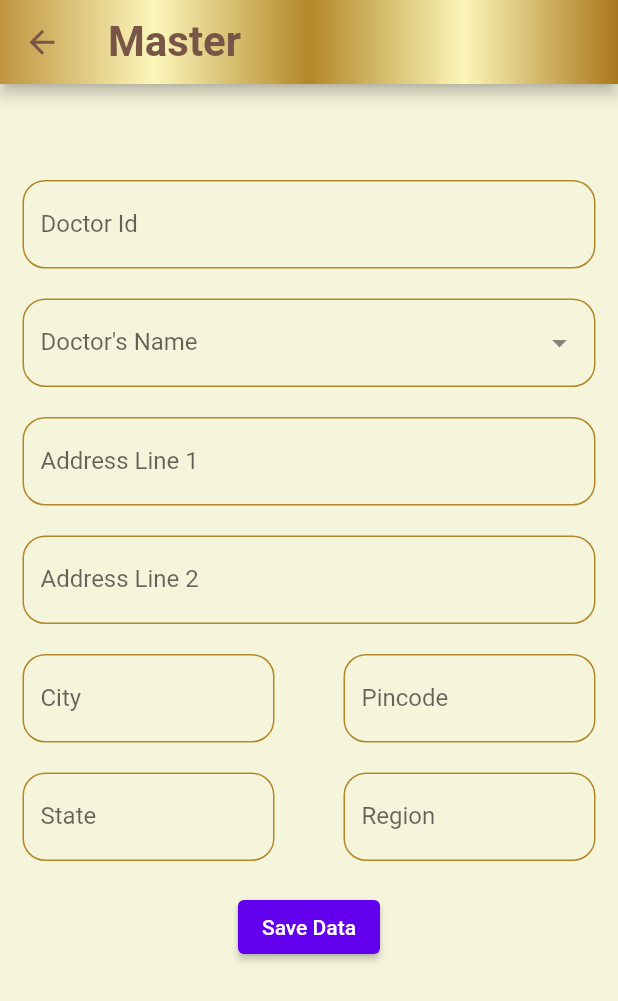
After one commit to shivam-hub/mr-app, a Flutter app: the MasterScreen screen opened directly, on a phone screen of 412 x 824 dp. The commit adds this screen. Shown: the top 1001 px of the screen. Run offline on Flutter 3.47's test engine with Material 2 defaults, Android fonts, the phone set to English and light mode, and no system bars; drawn by our look-alikes of dropdown_textfield; our stand-ins replace bloc, date_time_picker, equatable, flutter_bloc.

Commit message:
added basic layout of master and plan visit screen

```diff
--- a/lib/blocs/master/master_bloc.dart
+++ b/lib/blocs/master/master_bloc.dart
@@ -0,0 +1,26 @@
+import 'dart:async';
+import 'package:bloc/bloc.dart';
+
+import 'master_event.dart';
+import 'master_state.dart';
+
+class MasterBloc extends Bloc<MasterEvent, MasterState> {
+  MasterBloc() : super(MasterInitialState());
+
+  @override
+  Stream<MasterState> mapEventToState(MasterEvent event) async* {
+    if (event is DoctorSelectedEvent) {
+      yield DoctorSelectedState(event.doctorName);
+    } else if (event is SaveMasterDataEvent) {
+      try {
+        // Add your logic to save data here
+
+        // If successful, yield success state
+        yield MasterSuccessState();
+      } catch (e) {
+        // If there's an error, yield error state
+        yield MasterErrorState('Error saving data: $e');
+      }
+    }
+  }
+}
--- a/lib/blocs/master/master_event.dart
+++ b/lib/blocs/master/master_event.dart
@@ -0,0 +1,31 @@
+abstract class MasterEvent {}
+
+class DoctorSelectedEvent extends MasterEvent {
+  final String doctorName;
+
+  DoctorSelectedEvent(this.doctorName);
+}
+
+class SaveMasterDataEvent extends MasterEvent {
+  final String doctorId;
+  final String doctorName;
+  final String addressLine1;
+  final String addressLine2;
+  final String city;
+  final String pincode;
+  final String state;
+  final String region;
+  final String photoPath; // Path to the uploaded photo
+
+  SaveMasterDataEvent({
+    required this.doctorId,
+    required this.doctorName,
+    required this.addressLine1,
+    required this.addressLine2,
+    required this.city,
+    required this.pincode,
+    required this.state,
+    required this.region,
+    required this.photoPath,
+  });
+}
--- a/lib/blocs/master/master_state.dart
+++ b/lib/blocs/master/master_state.dart
@@ -0,0 +1,19 @@
+abstract class MasterState {}
+
+class MasterInitialState extends MasterState {}
+
+class DoctorSelectedState extends MasterState {
+  final String doctorName;
+
+  DoctorSelectedState(this.doctorName);
+}
+
+class MasterLoadingState extends MasterState {}
+
+class MasterErrorState extends MasterState {
+  final String errorMessage;
+
+  MasterErrorState(this.errorMessage);
+}
+
+class MasterSuccessState extends MasterState {}
--- a/lib/blocs/plan_visit/plan_visit_event.dart
+++ b/lib/blocs/plan_visit/plan_visit_event.dart
@@ -0,0 +1,11 @@
+abstract class PlanVisitEvent {}
+
+class DoctorSelectedEvent extends PlanVisitEvent {
+  final String selectedDoctor;
+
+  DoctorSelectedEvent(this.selectedDoctor);
+}
+
+class SavePlanVisitDataEvent extends PlanVisitEvent {
+  // Add necessary fields for saving data
+}
--- /dev/null
+++ b/lib/models/dropdown_value_model.dart
@@ -0,0 +1,7 @@
+import 'package:dropdown_textfield/dropdown_textfield.dart';
+
+class DropDownOption extends DropDownValueModel
+{
+  const DropDownOption({required super.name, required super.value});
+
+}
--- a/lib/screens/login_screen.dart
+++ b/lib/screens/login_screen.dart
@@ -19,7 +19,8 @@ class LoginScreen extends StatelessWidget {
 
   @override
   Widget build(BuildContext context) {
-    return Scaffold(
+    return SafeArea(
+      child: Scaffold(
         body: Container(
           height: MediaQuery.of(context).size.height,
           width: MediaQuery.of(context).size.width,
@@ -79,6 +80,7 @@ class LoginScreen extends StatelessWidget {
             ],
           ),
         ),
+      ),
     );
   }
 }
--- /dev/null
+++ b/lib/screens/master_screen.dart
@@ -0,0 +1,161 @@
+import 'package:flutter/material.dart';
+import 'package:flutter_bloc/flutter_bloc.dart';
+import '../blocs/master/master_bloc.dart';
+import '../blocs/master/master_event.dart';
+import '../blocs/master/master_state.dart';
+import '../models/dropdown_value_model.dart';
+import '../themes/app_colors.dart';
+import '../widgets/appbar_widget.dart';
+import '../widgets/dropdown_text_field.dart';
+import '../widgets/text_field_widget.dart';
+
+class MasterScreen extends StatefulWidget {
+  const MasterScreen({super.key});
+
+  @override
+  State<MasterScreen> createState() => _MasterScreenState();
+}
+
+class _MasterScreenState extends State<MasterScreen> {
+  final TextEditingController _addressLine1Controller = TextEditingController();
+
+  final TextEditingController _addressLine2Controller = TextEditingController();
+
+  final TextEditingController _cityController = TextEditingController();
+
+  final TextEditingController _pincodeController = TextEditingController();
+
+  final TextEditingController _stateController = TextEditingController();
+
+  final TextEditingController _regionController = TextEditingController();
+
+  final TextEditingController _doctorIdController = TextEditingController();
+
+  @override
+  Widget build(BuildContext context) {
+    return Scaffold(
+      backgroundColor: AppColors.backgroundColor,
+      extendBody: true,
+      extendBodyBehindAppBar: true,
+      resizeToAvoidBottomInset: false,
+      appBar: const AppBarWidget(
+        appBarTitle: "Master",
+        prefixIcon:
+            Icon(Icons.arrow_back_outlined, color: Colors.brown, size: 25),
+        gradient: AppColors.appBarColorGradient,
+      ),
+      body: BlocProvider(
+        create: (context) => MasterBloc(),
+        child: BlocBuilder<MasterBloc, MasterState>(
+          builder: (context, state) {
+            if (state is MasterLoadingState) {
+              return const CircularProgressIndicator();
+            } else if (state is MasterErrorState) {
+              return Text('Error: ${state.errorMessage}');
+            } else if (state is MasterSuccessState) {
+              return const Text('Data saved successfully!');
+            } else {
+              return Column(
+                children: [
+                  const SizedBox(height: 120),
+                  TextFieldWidget(
+                    label: "Doctor Id",
+                    controller: _doctorIdController,
+                    readOnly: true,
+                  ),
+                  const SizedBox(height: 20),
+                  // Static Doctor Id for example
+                  Padding(
+                    padding: const EdgeInsets.fromLTRB(15, 0, 15, 0),
+                    child: DropdownTextFieldWidget(
+                      placeholder: 'Doctor\'s Name',
+                      dropDownOption: const [
+                        DropDownOption(
+                            name: 'Dr. John Doe', value: 'Dr. John Doe'),
+                        DropDownOption(
+                            name: 'Dr. Jane Smith', value: 'Dr. Jane Smith'),
+                        // Add more doctor options
+                      ],
+                      onChanged: (value) {
+                        BlocProvider.of<MasterBloc>(context)
+                            .add(DoctorSelectedEvent(value));
+                      },
+                    ),
+                  ),
+                  const SizedBox(height: 20),
+                  TextFieldWidget(
+                    label: 'Address Line 1',
+                    controller: _addressLine1Controller,
+                  ),
+                  const SizedBox(height: 20),
+                  TextFieldWidget(
+                    label: 'Address Line 2',
+                    controller: _addressLine2Controller,
+                  ),
+                  const SizedBox(height: 20),
+                  Row(
+                    children: [
+                      Expanded(
+                        child: TextFieldWidget(
+                          label: 'City',
+                          controller: _cityController,
+                        ),
+                      ),
+                      const SizedBox(width: 16),
+                      Expanded(
+                        child: TextFieldWidget(
+                          label: 'Pincode',
+                          controller: _pincodeController,
+                        ),
+                      ),
+                    ],
+                  ),
+                  const SizedBox(height: 20),
+                  Row(
+                    children: [
+                      Expanded(
+                        child: TextFieldWidget(
+                          label: 'State',
+                          controller: _stateController,
+                        ),
+                      ),
+                      const SizedBox(width: 16),
+                      Expanded(
+                        child: TextFieldWidget(
+                          label: 'Region',
+                          controller: _regionController,
+                        ),
+                      ),
+                    ],
+                  ),
+                  // Add your photo upload widget here
+                  const SizedBox(height: 20),
+                  ElevatedButton(
+                    onPressed: () {
+                      BlocProvider.of<MasterBloc>(context).add(
+                        SaveMasterDataEvent(
+                          doctorId: '12345', // Static Doctor Id for example
+                          doctorName: state is DoctorSelectedState
+                              ? state.doctorName
+                              : '',
+                          addressLine1: _addressLine1Controller.text,
+                          addressLine2: _addressLine2Controller.text,
+                          city: _cityController.text,
+                          pincode: _pincodeController.text,
+                          state: _stateController.text,
+                          region: _regionController.text,
+                          photoPath: '', // Set the photo path here
+                        ),
+                      );
+                    },
+                    child: const Text('Save Data'),
+                  ),
+                ],
+              );
+            }
+          },
+        ),
+      ),
+    );
+  }
+}
--- a/lib/widgets/appbar_widget.dart
+++ b/lib/widgets/appbar_widget.dart
@@ -16,7 +16,7 @@ class AppBarWidget extends StatelessWidget implements PreferredSizeWidget{
   @override
   Widget build(BuildContext context) {
     return AppBar(
-      leading: logo,
+      leading: logo ?? prefixIcon,
       title: Text(
         appBarTitle,
         style: const TextStyle(
--- /dev/null
+++ b/lib/widgets/dropdown_text_field.dart
@@ -0,0 +1,59 @@
+import 'package:dropdown_textfield/dropdown_textfield.dart';
+import 'package:flutter/material.dart';
+import 'package:nurene_app/models/dropdown_value_model.dart';
+
+import '../themes/app_colors.dart';
+
+class DropdownTextFieldWidget extends StatefulWidget {
+  final String placeholder;
+  final List<DropDownOption> dropDownOption;
+  final bool enableSearch;
+  final void Function(dynamic)? onChanged;
+  final String? prefixText;
+
+  const DropdownTextFieldWidget(
+      {super.key,
+      required this.placeholder,
+      required this.dropDownOption,
+      this.enableSearch = true,
+      this.onChanged,
+      this.prefixText
+    });
+
+  @override
+  State<DropdownTextFieldWidget> createState() =>
+      _DropdownTextFieldWidgetState();
+}
+
+class _DropdownTextFieldWidgetState extends State<DropdownTextFieldWidget> {
+  late SingleValueDropDownController _controller;
+
+  @override
+  void initState() {
+    _controller = SingleValueDropDownController();
+    super.initState();
+  }
+
+  @override
+  Widget build(BuildContext context) {
+    return DropDownTextField(
+      dropDownList: widget.dropDownOption,
+      enableSearch: widget.enableSearch,
+      controller: _controller,
+      onChanged: widget.onChanged,
+      textFieldDecoration: InputDecoration(
+        labelText: widget.placeholder,
+        prefixText: widget.prefixText,
+        floatingLabelStyle: const TextStyle(color: Colors.brown),
+        enabledBorder: OutlineInputBorder(
+          borderRadius: BorderRadius.circular(15),
+          borderSide: const BorderSide(color: AppColors.textFieldBorderColor),
+        ),
+        focusedBorder: OutlineInputBorder(
+          borderRadius: BorderRadius.circular(15),
+          borderSide: const BorderSide(color: AppColors.textFieldBorderColor),
+        ),
+      ),
+    );
+  }
+}
--- a/lib/widgets/home_screen_card_widget.dart
+++ b/lib/widgets/home_screen_card_widget.dart
@@ -4,9 +4,9 @@ import 'package:nurene_app/themes/app_colors.dart';
 class HomeScreenCard extends StatelessWidget {
   final String label;
   final Icon icon;
-  void callBack() {}
 
-  const HomeScreenCard({super.key, required this.label, required this.icon});
+  const HomeScreenCard(
+      {super.key, required this.label, required this.icon});
 
   @override
   Widget build(BuildContext context) {
--- a/lib/widgets/text_field_widget.dart
+++ b/lib/widgets/text_field_widget.dart
@@ -6,12 +6,15 @@ class TextFieldWidget extends StatelessWidget {
   final TextEditingController controller;
   final bool isPassword;
   final String? prefixText;
+  final bool readOnly;
 
-  const TextFieldWidget({super.key,
+  const TextFieldWidget({
+    super.key,
     required this.label,
     required this.controller,
     this.isPassword = false,
     this.prefixText,
+    this.readOnly = false,
   });
 
   @override
@@ -19,15 +22,14 @@ class TextFieldWidget extends StatelessWidget {
     return Padding(
       padding: const EdgeInsets.fromLTRB(15, 0, 15, 0),
       child: TextField(
+        readOnly: readOnly,
         controller: controller,
         obscureText: isPassword,
         decoration: InputDecoration(
           labelText: label,
           prefixText: prefixText,
-          floatingLabelStyle: const TextStyle(
-            color: Colors.brown
-          ),
-          enabledBorder:  OutlineInputBorder(
+          floatingLabelStyle: const TextStyle(color: Colors.brown),
+          enabledBorder: OutlineInputBorder(
             borderRadius: BorderRadius.circular(15),
             borderSide: const BorderSide(color: AppColors.textFieldBorderColor),
           ),
--- a/pubspec.yaml
+++ b/pubspec.yaml
@@ -28,6 +28,8 @@ environment:
 # the latest version available on pub.dev. To see which dependencies have newer
 # versions available, run `flutter pub outdated`.
 dependencies:
+  date_time_picker: "^2.1.0"
+  dropdown_textfield: ^1.0.8
   bloc: ^7.0.0
   flutter_bloc: ^7.0.0
   equatable: ^2.0.3
```
Also changed, not shown: lib/blocs/plan_visit/plan_visit_bloc.dart (+38 -0 lines), lib/blocs/plan_visit/plan_visit_state.dart (+13 -0 lines), lib/screens/home_screen.dart (+36 -10 lines), lib/screens/plan_visit_screen.dart (added, +156 -0 lines), lib/widgets/bottom_navigationbar_widget.dart (+15 -11 lines), pubspec.lock. Lines whose indentation alone changed are shown as unchanged.
